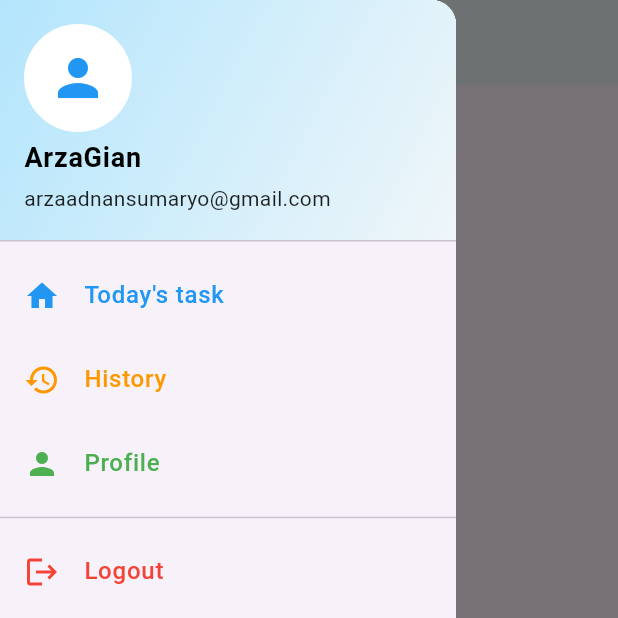
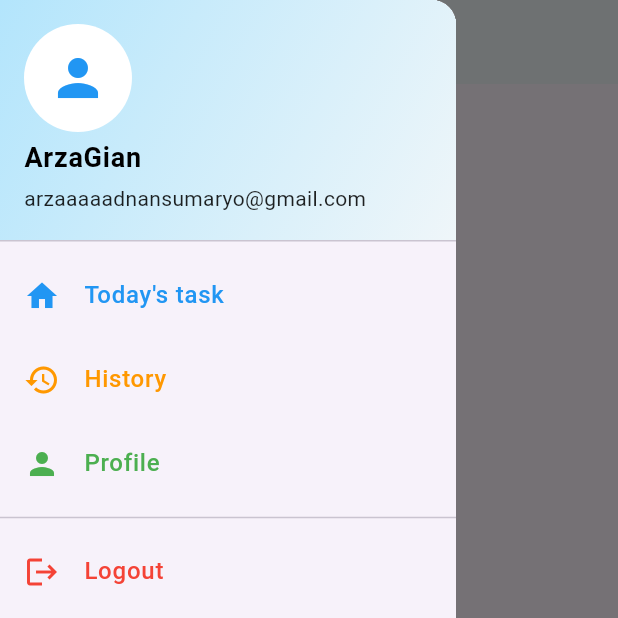
Before and after one commit to Adnan-k1/todo_list_app, a Flutter app: the DashboardPage screen opened by its route, with the side drawer open, on a phone screen of 412 x 824 dp, the top half of it. Run offline on Flutter 3.47's test engine with Material 3 defaults, Android fonts, the phone set to English and light mode, and no system bars; our stand-ins replace get.

Commit message:
Final todo app code

```diff
--- a/lib/components/custom_drawer.dart
+++ b/lib/components/custom_drawer.dart
@@ -22,7 +22,7 @@ class CustomDrawer extends StatelessWidget {
               ),
             ),
             accountEmail: const Text(
-              "arzaadnansumaryo@gmail.com",
+              "arzaaaaadnansumaryo@gmail.com",
               style: TextStyle(
                 color: Colors.black87,
                 fontSize: 14,
```
